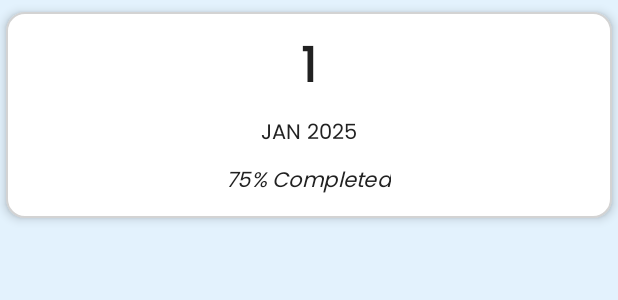
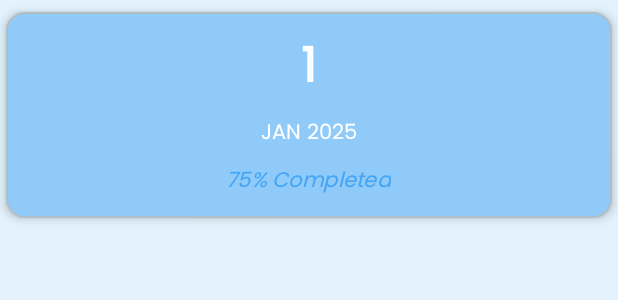
Before and after one commit to Lakshyapachkhede/GoalsApp, an Android app: the layout item_history_goal.xml on its own in the app's theme, with its tools: preview values and no code run, on a phone screen of 412 x 824 dp. Shown: the top 300 px of the screen. Run offline under Robolectric (Android 15) with nearby library versions, the light colour scheme and no system bars.

Commit message:
Fixed Night Theme issues in History Fragment. Implemented dynamic percentage in history tab for today history

```diff
--- a/app/src/main/res/drawable/goal_history_grid_background.xml
+++ b/app/src/main/res/drawable/goal_history_grid_background.xml
@@ -1,7 +1,7 @@
 <?xml version="1.0" encoding="utf-8"?>
 <shape xmlns:android="http://schemas.android.com/apk/res/android">
-    <solid android:color="@color/white" />
+    <solid android:color="?attr/colorSurface" /> <!-- Adaptive to light/dark themes -->
     <corners android:radius="12dp" />
-    <stroke android:width="1dp" android:color="@color/lightGray" />
+    <stroke android:width="1dp" android:color="?attr/colorOutline" /> <!-- Outline matches theme -->
     <padding android:left="8dp" android:top="8dp" android:right="8dp" android:bottom="8dp" />
 </shape>
--- a/app/src/main/res/layout/dialog_add_goal.xml
+++ b/app/src/main/res/layout/dialog_add_goal.xml
@@ -14,9 +14,4 @@
         android:maxLength="45"
         />
 
-    <CheckBox
-        android:id="@+id/goalCheckbox"
-        android:layout_width="wrap_content"
-        android:layout_height="wrap_content"
-        android:text="Permanent Goal"/>
 </LinearLayout>
--- a/app/src/main/res/layout/item_history_goal.xml
+++ b/app/src/main/res/layout/item_history_goal.xml
@@ -1,4 +1,3 @@
-<?xml version="1.0" encoding="utf-8"?>
 <LinearLayout xmlns:android="http://schemas.android.com/apk/res/android"
     android:layout_width="match_parent"
     android:layout_height="wrap_content"
@@ -10,8 +9,7 @@
     android:layout_marginBottom="8dp"
     android:layout_marginStart="4dp"
     android:layout_marginEnd="4dp"
-    android:background="@drawable/goal_history_grid_background"
-    >
+    android:background="@drawable/goal_history_grid_background">
 
     <!-- Date Number -->
     <TextView
@@ -21,7 +19,8 @@
         android:text="1"
         android:textSize="32sp"
         android:textStyle="bold"
-        android:gravity="center" />
+        android:gravity="center"
+        android:textColor="?attr/colorOnSurface" /> <!-- Text color adapts to theme -->
 
     <!-- Month and Year -->
     <TextView
@@ -31,7 +30,8 @@
         android:text="JAN 2025"
         android:textSize="14sp"
         android:gravity="center"
-        android:layout_marginTop="4dp" />
+        android:layout_marginTop="4dp"
+        android:textColor="?attr/colorOnSurface" /> <!-- Text color adapts to theme -->
 
     <!-- Percentage Completed -->
     <TextView
@@ -42,6 +42,6 @@
         android:textSize="14sp"
         android:layout_marginTop="8dp"
         android:gravity="center"
-        android:textStyle="italic" />
-
+        android:textStyle="italic"
+        android:textColor="?attr/colorSecondary" /> <!-- Secondary text color -->
 </LinearLayout>
--- a/app/src/main/res/values/themes.xml
+++ b/app/src/main/res/values/themes.xml
@@ -6,6 +6,7 @@
         <item name="colorPrimary">@color/colorPrimary</item>
         <item name="colorPrimaryVariant">@color/colorPrimaryDark</item>
         <item name="colorSecondary">@color/colorAccent</item>
+        <item name="colorOutline">#B0BEC5</item>
 
         <!-- Background colors -->
         <item name="android:colorBackground">@color/colorBackground</item>
@@ -15,7 +16,7 @@
         <item name="android:textColor">@color/colorOnBackground</item>
         <item name="android:textColorPrimary">@color/colorOnPrimary</item>
         <item name="android:textColorSecondary">@color/colorOnSurface</item>
-
+        <item name="colorOnSurface">#FFFFFF</item>
 
 
         <!-- Default text appearance -->
```
Also changed, not shown: app/src/main/AndroidManifest.xml (+7 -0 lines), app/src/main/java/com/pachkhede/goals/GoalHistoryAdapter.kt (+7 -1 lines), app/src/main/java/com/pachkhede/goals/HistoryFragment.kt (+29 -5 lines), app/src/main/java/com/pachkhede/goals/MainActivity.kt (+13 -0 lines), app/src/main/java/com/pachkhede/goals/Notification.kt (added, +28 -0 lines), app/src/main/res/layout/fragment_today.xml (line endings or trailing spaces).
